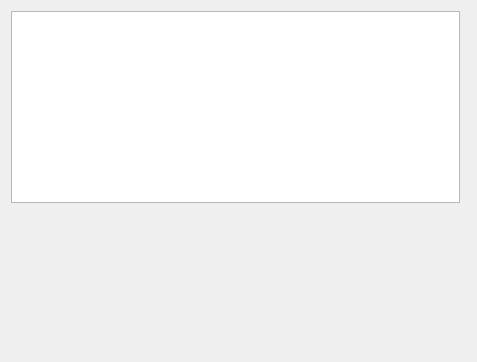
Before: the Qt Designer form logviewer/log-viewer.ui in KDE/ktp-text-ui, drawn with Qt 5.
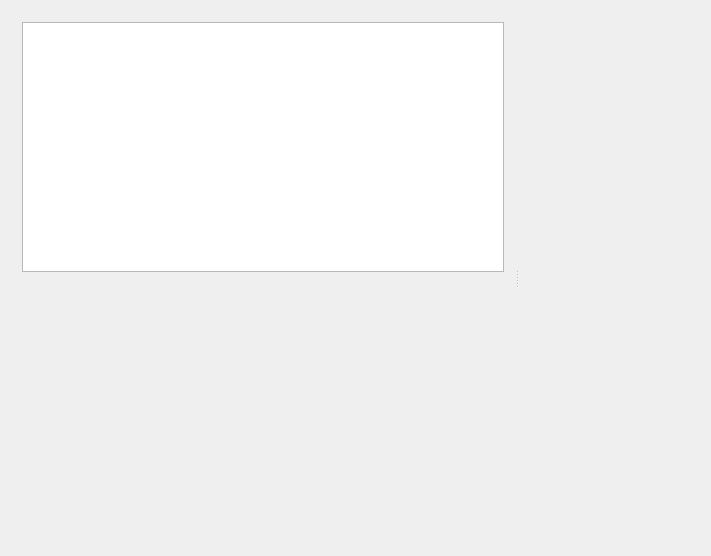
After: the same form once the commit is applied. Custom widgets are drawn as their Qt base class.

```diff
--- a/logviewer/log-viewer.ui
+++ b/logviewer/log-viewer.ui
@@ -6,15 +6,20 @@
    <rect>
     <x>0</x>
     <y>0</y>
-    <width>477</width>
-    <height>362</height>
+    <width>711</width>
+    <height>556</height>
    </rect>
   </property>
   <property name="windowTitle">
    <string>LogViewer</string>
   </property>
-  <layout class="QHBoxLayout" name="horizontalLayout">
-   <item>
+  <layout class="QGridLayout" name="gridLayout">
+   <item row="0" column="0">
+    <widget class="QSplitter" name="splitter">
+     <property name="orientation">
+      <enum>Qt::Horizontal</enum>
+     </property>
+     <widget class="QWidget" name="">
     <layout class="QVBoxLayout" name="verticalLayout">
      <item>
       <widget class="EntityView" name="entityList"/>
@@ -33,9 +38,9 @@
       </widget>
      </item>
     </layout>
-   </item>
-   <item>
+     </widget>
     <widget class="MessageView" name="messageView" native="true"/>
+    </widget>
    </item>
   </layout>
  </widget>
```
Lines whose indentation alone changed are shown as unchanged.
